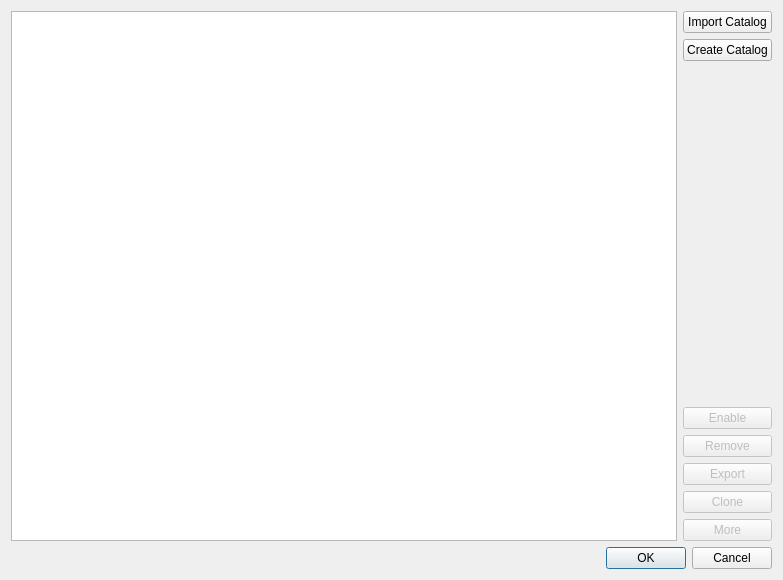
Qt form kstars-astropi/kstars/dialogs/catalogsdbui.ui (Andre87osx/AstroPi-system) before a commit.
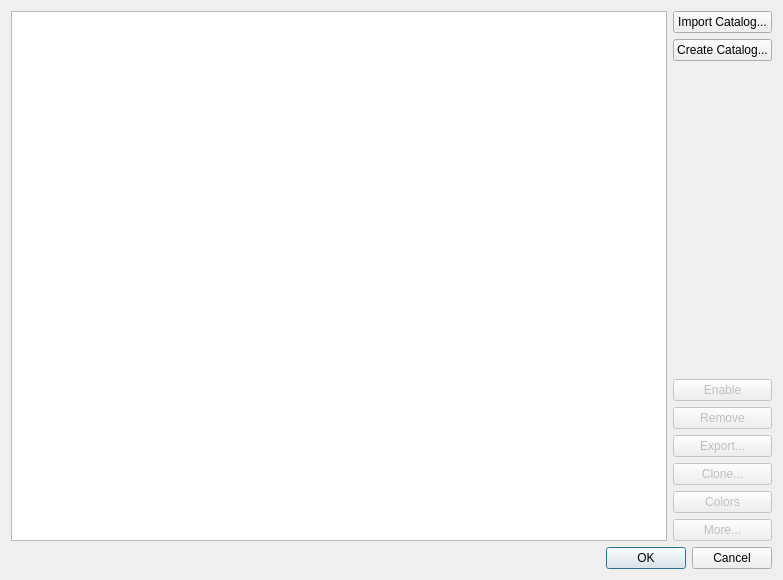
The same form after that commit.

Commit message:
Start import KDE KStars 3.5.5 (#66)
* Start import KDE KStars 3.5.5

fadc315a - Sync startup time to system when starting a profile in EkosLive

* indi sync 7c194609

Define min alt 10>15
#67 scheduler.ui 1635 delete hack to set minalt as default

* minor fix 3ad663d8

* last KStars 3.5.5 change

```diff
--- a/kstars-astropi/kstars/dialogs/catalogsdbui.ui
+++ b/kstars-astropi/kstars/dialogs/catalogsdbui.ui
@@ -40,14 +40,14 @@
        <item>
         <widget class="QPushButton" name="importButton">
          <property name="text">
-          <string>Import Catalog</string>
+          <string>Import Catalog...</string>
          </property>
         </widget>
        </item>
        <item>
         <widget class="QPushButton" name="createButton">
          <property name="text">
-          <string>Create Catalog</string>
+          <string>Create Catalog...</string>
          </property>
         </widget>
        </item>
@@ -90,7 +90,7 @@
           <bool>false</bool>
          </property>
          <property name="text">
-          <string>Export</string>
+          <string>Export...</string>
          </property>
         </widget>
        </item>
@@ -100,7 +100,17 @@
           <bool>false</bool>
          </property>
          <property name="text">
-          <string>Clone</string>
+          <string>Clone...</string>
+         </property>
+        </widget>
+       </item>
+       <item>
+        <widget class="QPushButton" name="colorButton">
+         <property name="enabled">
+          <bool>false</bool>
+         </property>
+         <property name="text">
+          <string>Colors</string>
          </property>
         </widget>
        </item>
@@ -110,7 +120,7 @@
           <bool>false</bool>
          </property>
          <property name="text">
-          <string>More</string>
+          <string>More...</string>
          </property>
         </widget>
        </item>
```
The commit also changes 521 other files.
